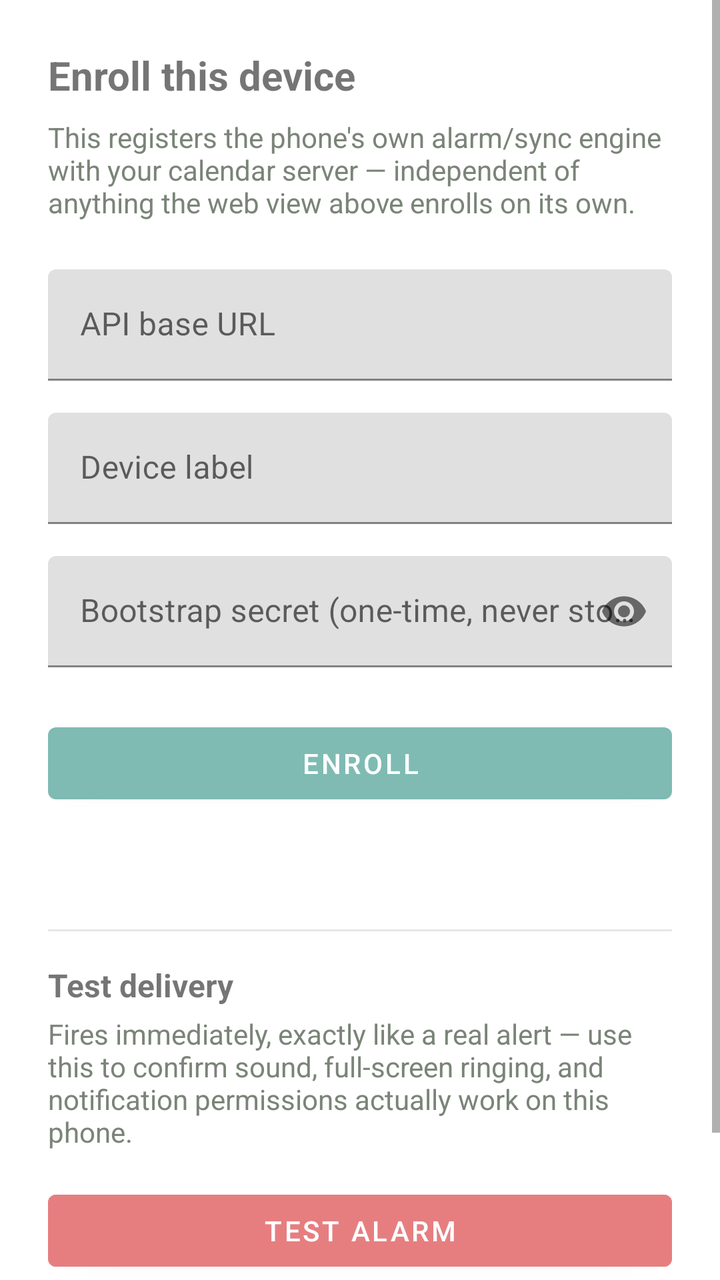
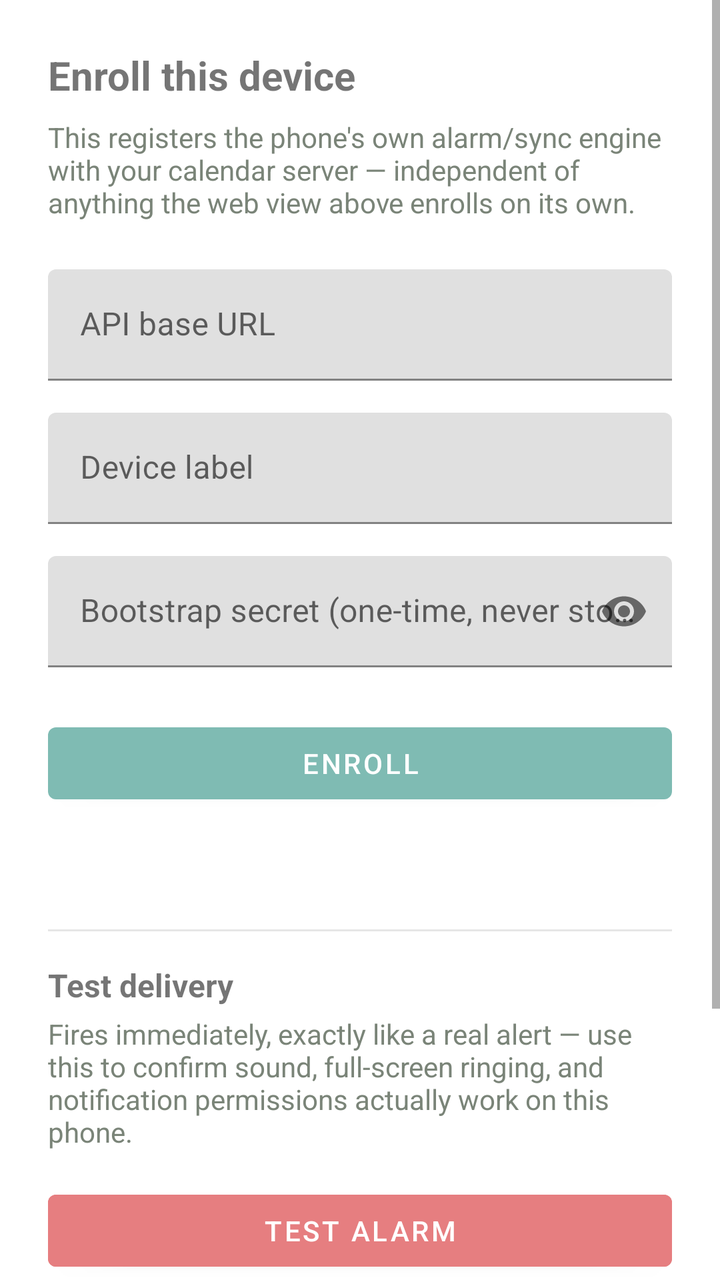

Compare the two renders of this Android layout. The source of the first and the diff that turns it into the second are given below.
<!-- AndroidManifest.xml: application theme Theme.Calendar -->
<!-- res/layout/activity_enroll.xml -->
<?xml version="1.0" encoding="utf-8"?>
<ScrollView xmlns:android="http://schemas.android.com/apk/res/android"
    xmlns:app="http://schemas.android.com/apk/res-auto"
    android:layout_width="match_parent"
    android:layout_height="match_parent">

    <LinearLayout
        android:layout_width="match_parent"
        android:layout_height="wrap_content"
        android:orientation="vertical"
        android:padding="24dp">

        <TextView
            android:layout_width="wrap_content"
            android:layout_height="wrap_content"
            android:text="Enroll this device"
            android:textSize="20sp"
            android:textStyle="bold"
            android:layout_marginBottom="8dp" />

        <TextView
            android:layout_width="wrap_content"
            android:layout_height="wrap_content"
            android:text="This registers the phone's own alarm/sync engine with your calendar server — independent of anything the web view above enrolls on its own."
            android:textColor="#7A8478"
            android:layout_marginBottom="24dp" />

        <com.google.android.material.textfield.TextInputLayout
            android:layout_width="match_parent"
            android:layout_height="wrap_content"
            android:hint="API base URL">
            <com.google.android.material.textfield.TextInputEditText
                android:id="@+id/apiBaseInput"
                android:layout_width="match_parent"
                android:layout_height="wrap_content"
                android:inputType="textUri" />
        </com.google.android.material.textfield.TextInputLayout>

        <com.google.android.material.textfield.TextInputLayout
            android:layout_width="match_parent"
            android:layout_height="wrap_content"
            android:layout_marginTop="16dp"
            android:hint="Device label">
            <com.google.android.material.textfield.TextInputEditText
                android:id="@+id/labelInput"
                android:layout_width="match_parent"
                android:layout_height="wrap_content"
                android:inputType="text" />
        </com.google.android.material.textfield.TextInputLayout>

        <com.google.android.material.textfield.TextInputLayout
            android:layout_width="match_parent"
            android:layout_height="wrap_content"
            android:layout_marginTop="16dp"
            android:hint="Bootstrap secret (one-time, never stored)"
            app:passwordToggleEnabled="true">
            <com.google.android.material.textfield.TextInputEditText
                android:id="@+id/secretInput"
                android:layout_width="match_parent"
                android:layout_height="wrap_content"
                android:inputType="textPassword" />
        </com.google.android.material.textfield.TextInputLayout>

        <com.google.android.material.button.MaterialButton
            android:id="@+id/enrollButton"
            android:layout_width="match_parent"
            android:layout_height="wrap_content"
            android:layout_marginTop="24dp"
            android:text="Enroll" />

        <ProgressBar
            android:id="@+id/progress"
            android:layout_width="wrap_content"
            android:layout_height="wrap_content"
            android:layout_gravity="center"
            android:layout_marginTop="16dp"
            android:visibility="gone" />

        <TextView
            android:id="@+id/statusText"
            android:layout_width="match_parent"
            android:layout_height="wrap_content"
            android:layout_marginTop="16dp"
            android:textColor="#E67E80" />

        <View
            android:layout_width="match_parent"
            android:layout_height="1dp"
            android:layout_marginTop="24dp"
            android:layout_marginBottom="16dp"
            android:background="#33808080" />

        <TextView
            android:layout_width="wrap_content"
            android:layout_height="wrap_content"
            android:text="Test delivery"
            android:textSize="16sp"
            android:textStyle="bold"
            android:layout_marginBottom="4dp" />

        <TextView
            android:layout_width="wrap_content"
            android:layout_height="wrap_content"
            android:text="Fires immediately, exactly like a real alert — use this to confirm sound, full-screen ringing, and notification permissions actually work on this phone."
            android:textColor="#7A8478"
            android:layout_marginBottom="16dp" />

        <com.google.android.material.button.MaterialButton
            android:id="@+id/testAlarmButton"
            android:layout_width="match_parent"
            android:layout_height="wrap_content"
            android:backgroundTint="#E67E80"
            android:text="Test alarm" />

        <com.google.android.material.button.MaterialButton
            android:id="@+id/testNotificationButton"
            android:layout_width="match_parent"
            android:layout_height="wrap_content"
            android:layout_marginTop="12dp"
            android:backgroundTint="#7FBBB3"
            android:text="Test notification" />

    </LinearLayout>
</ScrollView>
<!-- resources referenced by this layout -->
<resources>
  <style name="Theme.Calendar" parent="Theme.MaterialComponents.DayNight.NoActionBar">
          <item name="colorPrimary">#7FBBB3</item>
          <item name="colorPrimaryDark">#5A8A83</item>
          <item name="colorAccent">#A7C080</item>
      </style>
</resources>

<!-- the commit's change to res/layout/activity_enroll.xml (unified diff, before → after) -->
@@ -120,5 +120,19 @@
             android:backgroundTint="#7FBBB3"
             android:text="Test notification" />
 
+        <View
+            android:layout_width="match_parent"
+            android:layout_height="1dp"
+            android:layout_marginTop="24dp"
+            android:layout_marginBottom="16dp"
+            android:background="#33808080" />
+
+        <com.google.android.material.button.MaterialButton
+            android:id="@+id/syncNowButton"
+            android:layout_width="match_parent"
+            android:layout_height="wrap_content"
+            android:backgroundTint="#A7C080"
+            android:text="Sync now" />
+
     </LinearLayout>
 </ScrollView>
